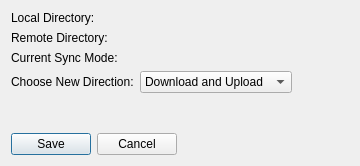
This is modifysyncdialog.ui in pcloudcom/psyncgui as Qt 5 draws it before an edit. The edited form follows.
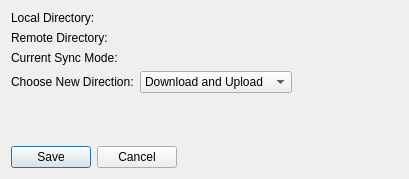
This is the edited form.

Patch:
```diff
--- a/modifysyncdialog.ui
+++ b/modifysyncdialog.ui
@@ -6,8 +6,8 @@
    <rect>
     <x>0</x>
     <y>0</y>
-    <width>360</width>
-    <height>166</height>
+    <width>409</width>
+    <height>179</height>
    </rect>
   </property>
   <property name="windowTitle">
@@ -31,6 +31,12 @@
        <property name="text">
         <string/>
        </property>
+       <property name="scaledContents">
+        <bool>false</bool>
+       </property>
+       <property name="wordWrap">
+        <bool>false</bool>
+       </property>
       </widget>
      </item>
      <item row="1" column="0">
```
